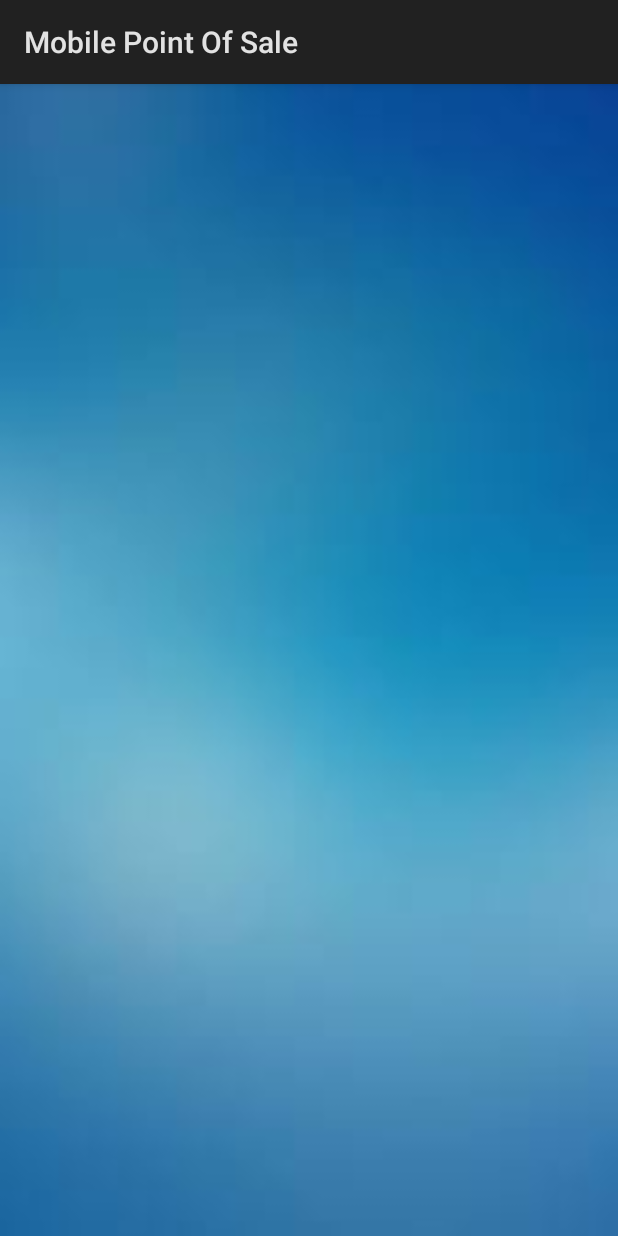
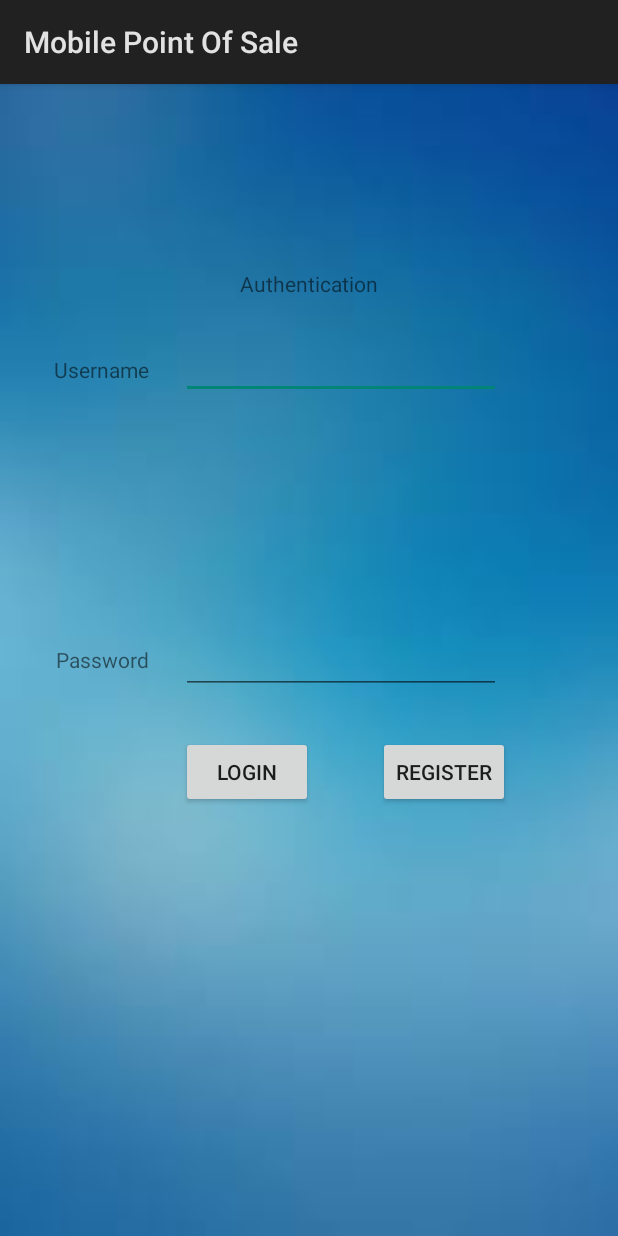
Before and after one commit to ms705085/point-of-sale, an Android app: the screen it shows after launch (MainActivity), on a phone screen of 412 x 824 dp. Run offline under Robolectric (Android 15) with nearby library versions, the phone set to English and light mode, and no system bars.

Commit message:
Add login activity

```diff
--- a/app/src/main/java/mx/iteso/ms/codigobarras/MainActivity.java
+++ b/app/src/main/java/mx/iteso/ms/codigobarras/MainActivity.java
@@ -2,12 +2,52 @@ package mx.iteso.ms.codigobarras;
 
 import android.app.Activity;
 import android.os.Bundle;
+import android.view.View;
+import android.widget.EditText;
+import android.widget.Toast;
 
 public class MainActivity extends Activity {
+    private static final String EMPTY_STRING = "";
+    private EditText txtUsername;
+    private EditText txtPassword;
 
     @Override
     protected void onCreate(Bundle savedInstanceState) {
         super.onCreate(savedInstanceState);
         setContentView(R.layout.activity_main);
+        txtUsername = ((EditText)findViewById(R.id.txt_login_username));
+        txtPassword = ((EditText)findViewById(R.id.txt_login_pass));
+    }
+
+    private boolean isTextEmpty(EditText editText){
+        if( editText == null ||
+                editText.getText() == null ||
+                editText.getText().toString() == null ||
+                editText.getText().toString().equals(EMPTY_STRING) ){
+            return false;
+        }
+        if( editText.getHint() != null ){
+            if(editText.getText().toString().equals(editText.getHint().toString())){
+                return false;
+            }
+        }
+        return true;
+    }
+
+    public void auth(View view){
+        if( !isTextEmpty(txtUsername) ){
+            Toast.makeText(this, R.string.err_username_empty, Toast.LENGTH_LONG).show();
+            return;
+        }
+        if( !isTextEmpty(txtPassword) ){
+            Toast.makeText(this, R.string.err_pass_empty, Toast.LENGTH_LONG).show();
+            return;
+        }
+        // TODO: 5/3/17 Replace with function to check user and pass in database
+        Toast.makeText(this, R.string.err_auth_fail, Toast.LENGTH_LONG).show();
+    }
+
+    public void register(View view){
+        //Todo send to the other screen to register username
     }
 }
--- a/app/src/main/res/layout/activity_main.xml
+++ b/app/src/main/res/layout/activity_main.xml
@@ -8,4 +8,70 @@
     tools:context="mx.iteso.ms.codigobarras.MainActivity"
     android:background="@drawable/bg_pos">
 
+    <TextView
+        android:id="@+id/login_authentication"
+        android:layout_width="wrap_content"
+        android:layout_height="wrap_content"
+        android:layout_alignParentTop="true"
+        android:layout_centerHorizontal="true"
+        android:layout_marginTop="123dp"
+        android:text="@string/login_auth" />
+
+    <TextView
+        android:id="@+id/lab_login_username"
+        android:layout_width="wrap_content"
+        android:layout_height="wrap_content"
+        android:layout_alignParentStart="true"
+        android:layout_below="@+id/login_authentication"
+        android:layout_marginStart="36dp"
+        android:layout_marginTop="38dp"
+        android:text="@string/str_login_username" />
+
+    <EditText
+        android:id="@+id/txt_login_username"
+        android:layout_width="wrap_content"
+        android:layout_height="wrap_content"
+        android:layout_below="@+id/login_authentication"
+        android:layout_marginStart="21dp"
+        android:layout_marginTop="22dp"
+        android:layout_toEndOf="@+id/lab_login_username"
+        android:ems="10"
+        android:inputType="textPersonName" />
+
+    <TextView
+        android:id="@+id/lab_login_pass"
+        android:layout_width="wrap_content"
+        android:layout_height="wrap_content"
+        android:layout_centerVertical="true"
+        android:layout_toStartOf="@+id/txt_login_username"
+        android:text="@string/str_login_pass" />
+
+    <EditText
+        android:id="@+id/txt_login_pass"
+        android:layout_width="wrap_content"
+        android:layout_height="wrap_content"
+        android:layout_alignStart="@+id/txt_login_username"
+        android:layout_centerVertical="true"
+        android:ems="10"
+        android:inputType="textPassword" />
+
+    <Button
+        android:id="@+id/btn_login"
+        android:layout_width="wrap_content"
+        android:layout_height="wrap_content"
+        android:layout_marginTop="28dp"
+        android:text="@string/lab_btn_login"
+        android:layout_below="@+id/txt_login_pass"
+        android:layout_alignStart="@+id/txt_login_pass"
+        android:onClick="auth"
+        />
+
+    <Button
+        android:id="@+id/btn_register"
+        android:layout_width="wrap_content"
+        android:layout_height="wrap_content"
+        android:text="@string/lab_btn_register"
+        android:layout_alignBaseline="@+id/btn_login"
+        android:layout_alignBottom="@+id/btn_login"
+        android:layout_toEndOf="@+id/login_authentication" />
 </RelativeLayout>
--- a/app/src/main/res/values/strings.xml
+++ b/app/src/main/res/values/strings.xml
@@ -1,4 +1,12 @@
 <resources>
     <string name="app_name">POS Mobile</string>
     <string name="app_title">Mobile Point Of Sale</string>
+    <string name="login_auth">Authentication</string>
+    <string name="str_login_username">Username</string>
+    <string name="str_login_pass">Password</string>
+    <string name="lab_btn_login">Login</string>
+    <string name="lab_btn_register">Register</string>
+    <string name="err_username_empty">Username is required!</string>
+    <string name="err_pass_empty">Password is required!</string>
+    <string name="err_auth_fail">Authentication failed!</string>
 </resources>
```
Also changed, not shown: 2 other files.
